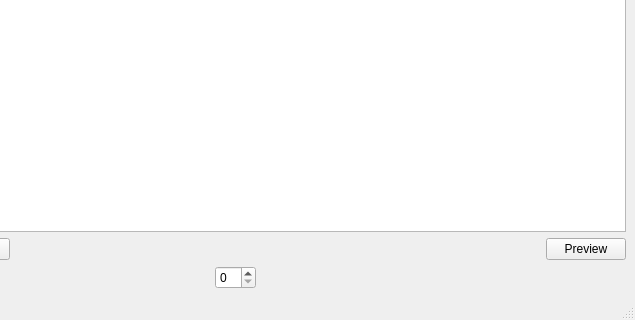
pop123123123/SentenceMixingMaker, file ui/mainwindow.ui: the form before one commit; both pictures show x 165 to 800 and y 280 to 600 of the 800 by 600 pixel window.
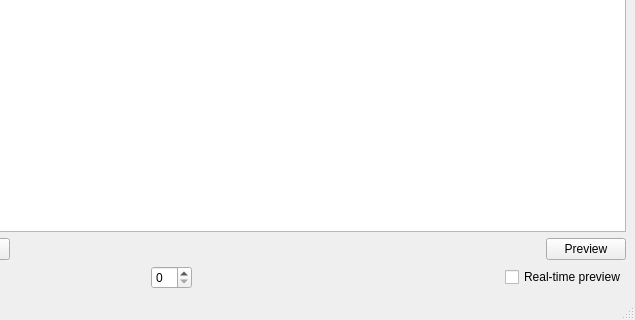
The form after the commit.

Commit message: add cehckbox to pause preview

```diff
--- a/ui/mainwindow.ui
+++ b/ui/mainwindow.ui
@@ -149,6 +149,13 @@
         </property>
        </spacer>
       </item>
+      <item>
+       <widget class="QCheckBox" name="preview_checkBox">
+        <property name="text">
+         <string>Real-time preview</string>
+        </property>
+       </widget>
+      </item>
      </layout>
     </item>
    </layout>
```
Left out of the diff: 2 changed lines with no effect on the pictures. The commit also changes 3 other files.
